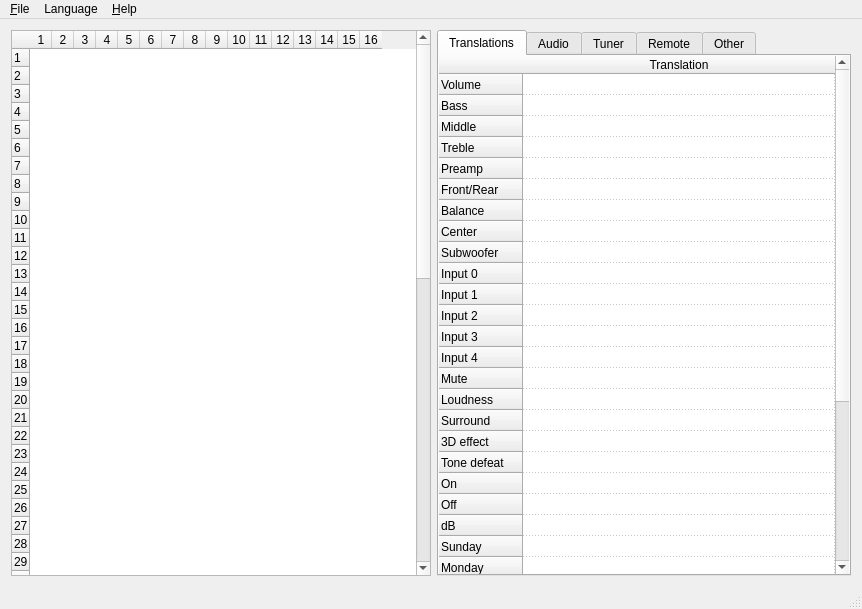
This is editor/mainwindow.ui in WiseLord/ampcontrol as Qt 5 draws it before an edit. The edited form follows.
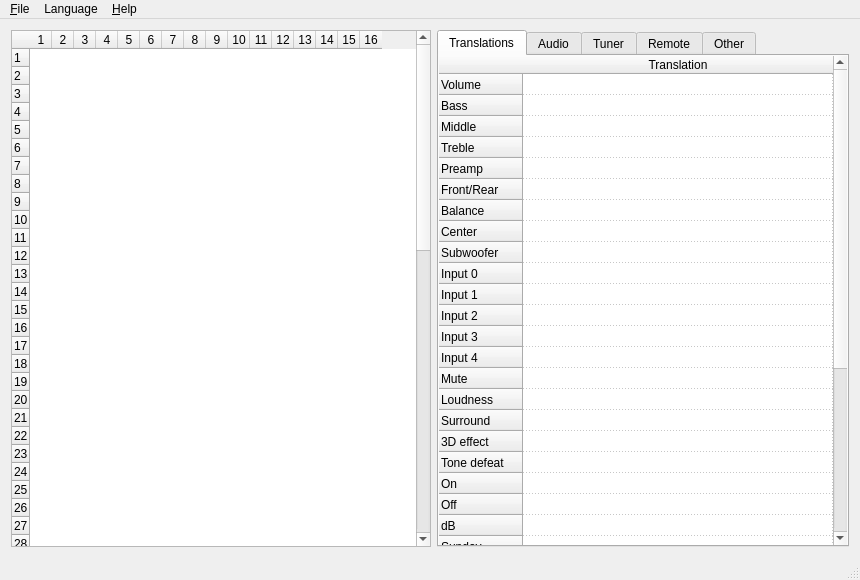
This is the edited form. Icons and pictures are not drawn.

```diff
--- a/editor/mainwindow.ui
+++ b/editor/mainwindow.ui
@@ -6,8 +6,8 @@
    <rect>
     <x>0</x>
     <y>0</y>
-    <width>862</width>
-    <height>609</height>
+    <width>860</width>
+    <height>580</height>
    </rect>
   </property>
   <property name="minimumSize">
@@ -2666,7 +2666,7 @@
     <rect>
      <x>0</x>
      <y>0</y>
-     <width>862</width>
+     <width>860</width>
      <height>20</height>
     </rect>
    </property>
```
Left out of the diff: 34 changed lines with no effect on the pictures.
